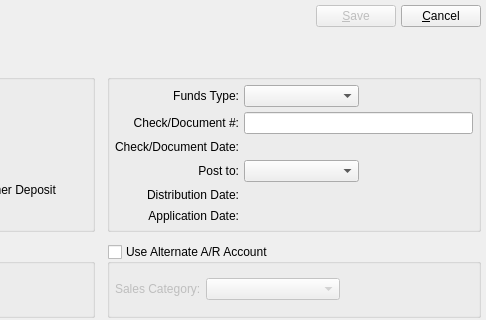
The window that guiclient/cashReceipt.ui (Pegasus-RPG/xtuple-client) describes before a commit, drawn with Qt 5; both pictures show x 285 to 771 and y 0 to 320 of the 771 by 749 pixel window.
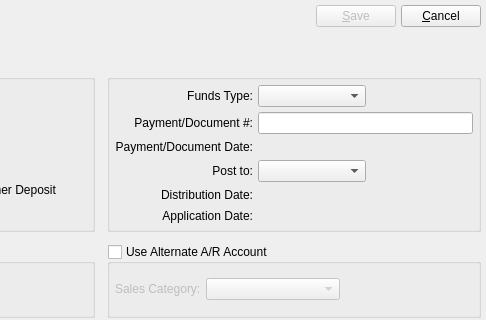
The same window after the commit. Custom widgets are drawn as their Qt base class.

Commit message: Issue #25701: Alter various screens to replace reference to Check with Payments

```diff
--- a/guiclient/cashReceipt.ui
+++ b/guiclient/cashReceipt.ui
@@ -366,7 +366,7 @@
         <item row="1" column="0">
          <widget class="QLabel" name="_doumentNumberLit">
           <property name="text">
-           <string>Check/Document #:</string>
+           <string>Payment/Document #:</string>
           </property>
           <property name="alignment">
            <set>Qt::AlignRight|Qt::AlignTrailing|Qt::AlignVCenter</set>
@@ -527,7 +527,7 @@
         <item row="2" column="0">
          <widget class="QLabel" name="_doumentDateLit">
           <property name="text">
-           <string>Check/Document Date:</string>
+           <string>Payment/Document Date:</string>
           </property>
           <property name="alignment">
            <set>Qt::AlignRight|Qt::AlignTrailing|Qt::AlignVCenter</set>
```
The commit also changes 11 other files.
